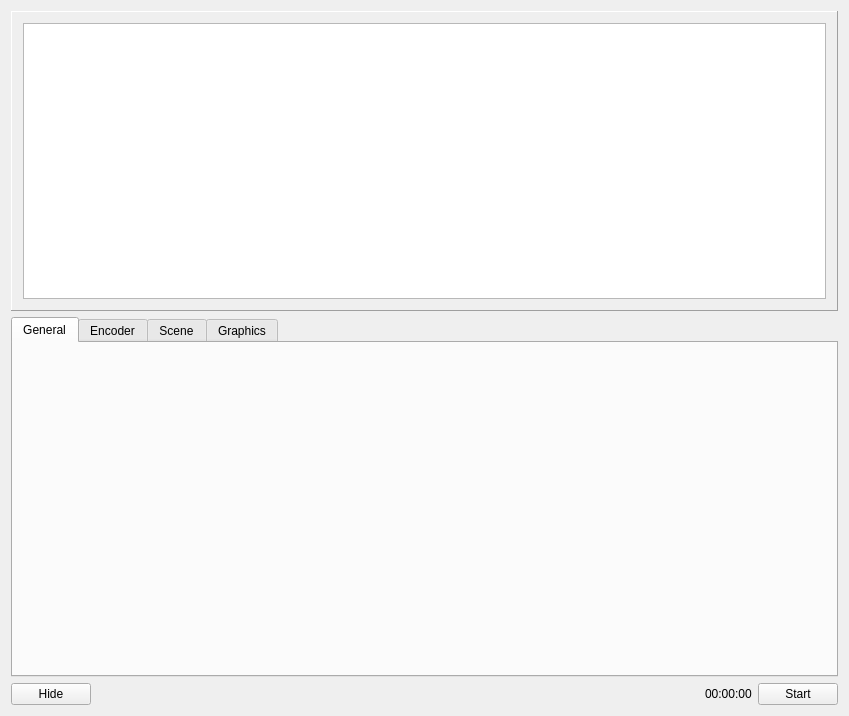
This is core/mainwindow.ui in keyanmca/DesktopLiveManager as Qt 5 draws it before an edit. The edited form follows.
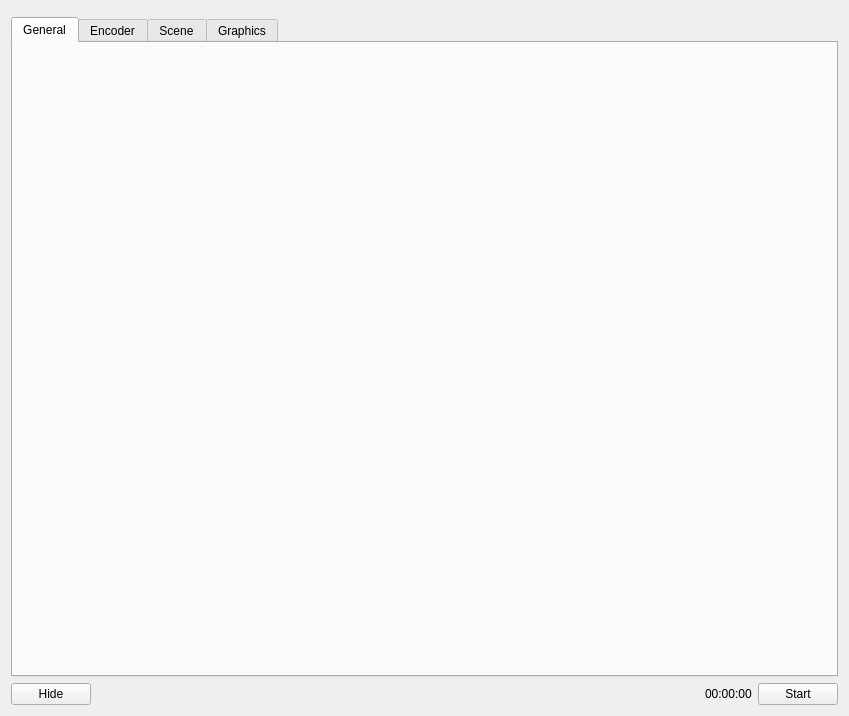
This is the edited form.

Commit message: added Graphics View scaling

```diff
--- a/core/mainwindow.ui
+++ b/core/mainwindow.ui
@@ -16,19 +16,7 @@
   <widget class="QWidget" name="centralWidget">
    <layout class="QVBoxLayout" name="layout_2">
     <item>
-     <widget class="QFrame" name="frame">
-      <property name="frameShape">
-       <enum>QFrame::Panel</enum>
-      </property>
-      <property name="frameShadow">
-       <enum>QFrame::Raised</enum>
-      </property>
-      <layout class="QHBoxLayout" name="horizontalLayout">
-       <item>
-        <widget class="QGraphicsView" name="graphics_view_"/>
-       </item>
-      </layout>
-     </widget>
+     <widget class="QWidget" name="view_" native="true"/>
     </item>
     <item>
      <widget class="QTabWidget" name="tab_widget_">
```
Left out of the diff: 2 changed lines with no effect on the pictures. The commit also changes 5 other files.
